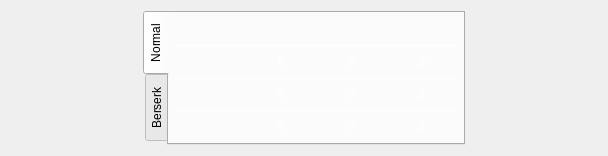
Before: the Qt Designer form src/ui/c_theory_craft_resume.ui in UgVo/Wakfu-Builder, drawn with Qt 5.
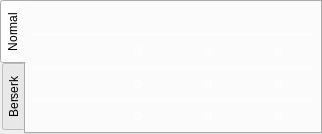
After: the same form once the commit is applied. Icons and pictures are not drawn.

Commit message:
Theory craft lite module moved out of the first tabof tabWidget
So it now can be seen what ever the tab is chosen

Diff of the .ui file:
```diff
--- a/src/ui/c_theory_craft_resume.ui
+++ b/src/ui/c_theory_craft_resume.ui
@@ -6,8 +6,8 @@
    <rect>
     <x>0</x>
     <y>0</y>
-    <width>608</width>
-    <height>149</height>
+    <width>321</width>
+    <height>131</height>
    </rect>
   </property>
   <property name="windowTitle">
@@ -17,19 +17,21 @@
    <string notr="true"/>
   </property>
   <layout class="QHBoxLayout" name="horizontalLayout_19">
-   <item>
-    <spacer name="horizontalSpacer_2">
-     <property name="orientation">
-      <enum>Qt::Horizontal</enum>
-     </property>
-     <property name="sizeHint" stdset="0">
-      <size>
-       <width>40</width>
-       <height>20</height>
-      </size>
-     </property>
-    </spacer>
-   </item>
+   <property name="spacing">
+    <number>0</number>
+   </property>
+   <property name="leftMargin">
+    <number>0</number>
+   </property>
+   <property name="topMargin">
+    <number>0</number>
+   </property>
+   <property name="rightMargin">
+    <number>0</number>
+   </property>
+   <property name="bottomMargin">
+    <number>0</number>
+   </property>
    <item>
     <widget class="QTabWidget" name="tabWidget_resume">
      <property name="styleSheet">
@@ -1335,19 +1337,6 @@
      </widget>
     </widget>
    </item>
-   <item>
-    <spacer name="horizontalSpacer">
-     <property name="orientation">
-      <enum>Qt::Horizontal</enum>
-     </property>
-     <property name="sizeHint" stdset="0">
-      <size>
-       <width>40</width>
-       <height>20</height>
-      </size>
-     </property>
-    </spacer>
-   </item>
   </layout>
  </widget>
  <resources>
```
The commit also changes 1 other file.
